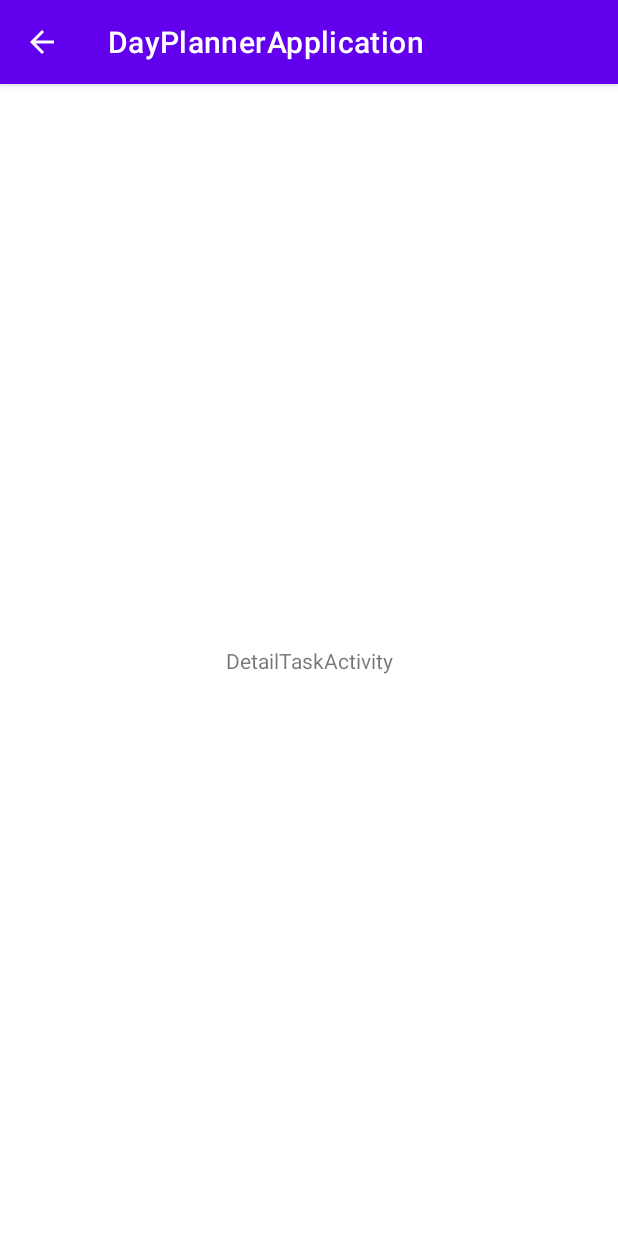
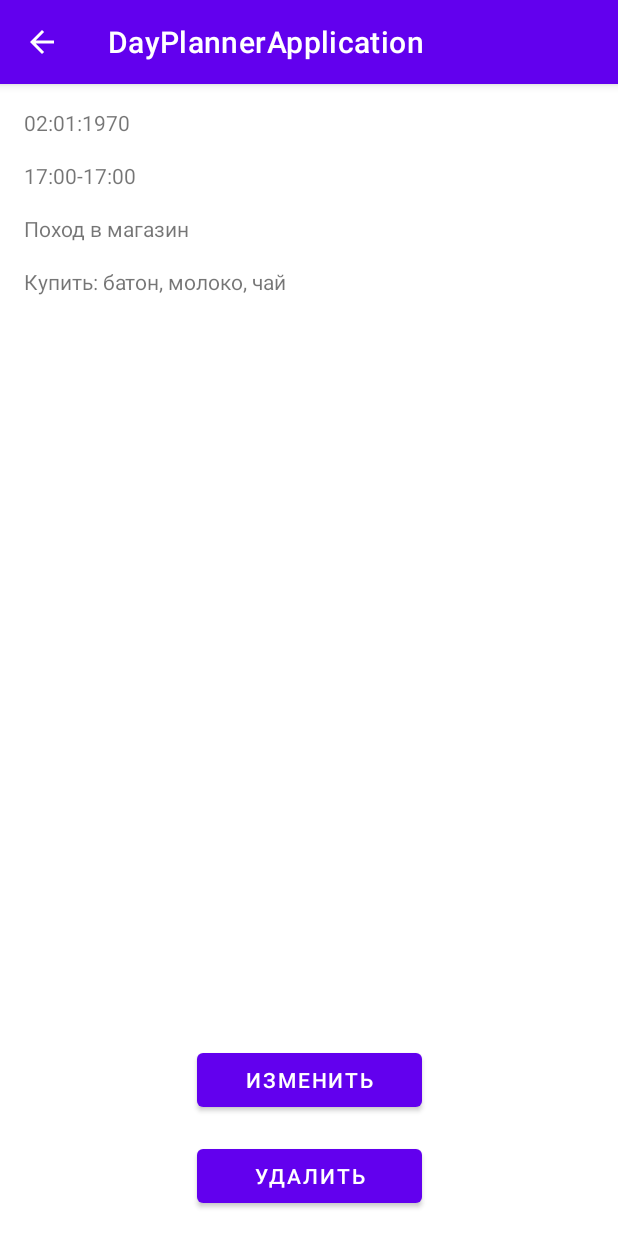
Before and after one commit to AiratY/DayPlannerApplication, an Android app: the screen it shows after launch (DetailTaskActivity), after a tap on an icon or button, on a phone screen of 412 x 824 dp. Run offline under Robolectric (Android 15) with nearby library versions, the phone set to English and light mode, and no system bars.

Commit message:
DetailTaskActivity.kt

```diff
--- a/app/src/main/java/com/example/dayplannerapplication/MainActivity.kt
+++ b/app/src/main/java/com/example/dayplannerapplication/MainActivity.kt
@@ -65,9 +65,9 @@ class MainActivity : AppCompatActivity() {
     fun showMessageNoTask() {
         Toast.makeText(applicationContext, "No tasks", Toast.LENGTH_SHORT).show()
     }
-    fun moveOnDetailTaskActivity(){
+    fun moveOnDetailTaskActivity(taskId: Int) {
         val intent = Intent(this, DetailTaskActivity()::class.java)
-        //intent.putExtra(FLOWER_ID, flower.id)
+        intent.putExtra(TASK_ID, taskId)
         startActivity(intent)
     }
 
--- /dev/null
+++ b/app/src/main/java/com/example/dayplannerapplication/consts.kt
@@ -0,0 +1,5 @@
+package com.example.dayplannerapplication
+
+const val TASK_ID = "task_id"
+const val FORMAT_TIME = "HH:mm"
+const val FORMAT_DATE = "dd:MM:yyyy"
--- a/app/src/main/java/com/example/dayplannerapplication/data/Tasks.kt
+++ b/app/src/main/java/com/example/dayplannerapplication/data/Tasks.kt
@@ -15,7 +15,7 @@ fun tasksList(): List<Task> {
             id = 2,
             dateStart = Timestamp(147600000),
             dateEnd = Timestamp(147600000),
-            name = "Поход в магазин",
+            name = "Занятие спортом",
             description = "Купить: батон, молоко, чай"
         ),
         Task(
@@ -46,5 +46,6 @@ fun tasksList(): List<Task> {
             name = "Поход в магазин",
             description = "Купить: батон, молоко, чай"
         ),
+
     )
 }
--- /dev/null
+++ b/app/src/main/java/com/example/dayplannerapplication/presenter/DetailTaskPresenter.kt
@@ -0,0 +1,51 @@
+package com.example.dayplannerapplication.presenter
+
+import com.example.dayplannerapplication.FORMAT_DATE
+import com.example.dayplannerapplication.FORMAT_TIME
+import com.example.dayplannerapplication.data.DataSource
+import com.example.dayplannerapplication.data.Task
+import com.example.dayplannerapplication.presenter.usecase.ConvertDateToFormat
+import com.example.dayplannerapplication.view.DetailTaskContractView
+import com.example.dayplannerapplication.view.models.descTask
+
+class DetailTaskPresenter {
+    private var view: DetailTaskContractView? = null
+    private val dataSource = DataSource.getDataSource()
+    private var taskId: Int = -1
+
+    fun attachView(contractView: DetailTaskContractView) {
+        view = contractView
+    }
+
+    fun detachView() {
+        view = null
+    }
+
+    fun viewIsReady() {
+        view?.getId()
+    }
+
+    fun change() {
+        view?.moveToEditActivity(taskId)
+    }
+
+    fun delete() {
+        val task: Task? = dataSource.getTaskForId(taskId)
+        task?.let { dataSource.removeTask(it) }
+        view?.moveToMain()
+    }
+
+    fun getId(idTask: Int) {
+        taskId = idTask
+        val task: Task? = dataSource.getTaskForId(idTask)
+        if (task != null) {
+            val timeStart: String = ConvertDateToFormat().execute(task.dateStart, FORMAT_TIME)
+            val timeEnd: String = ConvertDateToFormat().execute(task.dateEnd, FORMAT_TIME)
+            val date: String = ConvertDateToFormat().execute(task.dateEnd, FORMAT_DATE)
+            val descTask = descTask(date = date, time = "$timeStart-$timeEnd", name = task.name, desc = task.description)
+            view?.loudeTask(descTask)
+        } else {
+            view?.moveToMain()
+        }
+    }
+}
--- a/app/src/main/java/com/example/dayplannerapplication/presenter/MainPresenter.kt
+++ b/app/src/main/java/com/example/dayplannerapplication/presenter/MainPresenter.kt
@@ -1,12 +1,8 @@
 package com.example.dayplannerapplication.presenter
 
-import android.content.Context
-import android.widget.Toast
-import androidx.core.content.ContextCompat.startActivity
 import com.example.dayplannerapplication.MainActivity
 import com.example.dayplannerapplication.data.DataSource
 import com.example.dayplannerapplication.data.Task
-import com.example.dayplannerapplication.view.DetailTaskActivity
 
 class MainPresenter {
 
@@ -45,7 +41,7 @@ class MainPresenter {
     }
 
     fun adapterClick(task: Task) {
-        view?.moveOnDetailTaskActivity()
+        view?.moveOnDetailTaskActivity(task.id)
     }
 
     fun calendarClick(year: Int, month: Int, day: Int) {
--- /dev/null
+++ b/app/src/main/java/com/example/dayplannerapplication/presenter/usecase/ConvertDateToFormat.kt
@@ -0,0 +1,13 @@
+package com.example.dayplannerapplication.presenter.usecase
+
+import java.sql.Timestamp
+import java.text.DateFormat
+import java.text.SimpleDateFormat
+import java.util.*
+
+class ConvertDateToFormat {
+    fun execute(time: Timestamp, format: String): String {
+        val dateFormat: DateFormat = SimpleDateFormat(format)
+        return dateFormat.format(Date(time.time))
+    }
+}
--- a/app/src/main/java/com/example/dayplannerapplication/taskList/TasksAdapter.kt
+++ b/app/src/main/java/com/example/dayplannerapplication/taskList/TasksAdapter.kt
@@ -7,10 +7,10 @@ import android.widget.TextView
 import androidx.recyclerview.widget.DiffUtil
 import androidx.recyclerview.widget.ListAdapter
 import androidx.recyclerview.widget.RecyclerView
+import com.example.dayplannerapplication.FORMAT_TIME
 import com.example.dayplannerapplication.R
 import com.example.dayplannerapplication.data.Task
-import java.text.DateFormat
-import java.text.SimpleDateFormat
+import com.example.dayplannerapplication.presenter.usecase.ConvertDateToFormat
 import java.util.*
 
 class TasksAdapter(private val onClick: (Task) -> Unit) :
@@ -33,14 +33,9 @@ class TasksAdapter(private val onClick: (Task) -> Unit) :
 
         fun bind(task: Task) {
             currentTask = task
-
             taskNameTextView.text = task.name
-
-
-            val dateFormat: DateFormat = SimpleDateFormat("HH:mm")
-            val date: Date = Date(task.dateStart.time)
-            taskStartTimeTextView.text = dateFormat.format(date)
-            taskEndTimeTextView.text = dateFormat.format(Date(task.dateEnd.time))
+            taskStartTimeTextView.text = ConvertDateToFormat().execute(task.dateStart, FORMAT_TIME)
+            taskEndTimeTextView.text = ConvertDateToFormat().execute(task.dateEnd, FORMAT_TIME)
         }
     }
 
--- a/app/src/main/java/com/example/dayplannerapplication/view/AddTaskActivity.kt
+++ b/app/src/main/java/com/example/dayplannerapplication/view/AddTaskActivity.kt
@@ -1,7 +1,7 @@
 package com.example.dayplannerapplication.view
 
+import android.os.Bundle
 import androidx.appcompat.app.AppCompatActivity
-import android.os.Bundle
 import com.example.dayplannerapplication.R
 
 class AddTaskActivity : AppCompatActivity() {
--- a/app/src/main/java/com/example/dayplannerapplication/view/DetailTaskActivity.kt
+++ b/app/src/main/java/com/example/dayplannerapplication/view/DetailTaskActivity.kt
@@ -1,17 +1,73 @@
 package com.example.dayplannerapplication.view
 
+import android.content.Intent
+import android.os.Bundle
+import android.widget.Button
+import android.widget.TextView
 import androidx.appcompat.app.AppCompatActivity
-import android.os.Bundle
-import android.view.MenuItem
+import com.example.dayplannerapplication.MainActivity
 import com.example.dayplannerapplication.R
+import com.example.dayplannerapplication.TASK_ID
+import com.example.dayplannerapplication.presenter.DetailTaskPresenter
+import com.example.dayplannerapplication.view.models.descTask
 
-class DetailTaskActivity : AppCompatActivity() {
+class DetailTaskActivity : AppCompatActivity(), DetailTaskContractView {
+
+    private lateinit var dateTextView: TextView
+    private lateinit var timeTextView: TextView
+    private lateinit var nameTextView: TextView
+    private lateinit var descTextView: TextView
+    private lateinit var presenter: DetailTaskPresenter
+
     override fun onCreate(savedInstanceState: Bundle?) {
         super.onCreate(savedInstanceState)
         setContentView(R.layout.activity_detail_task)
+        init()
     }
 
-    override fun onOptionsItemSelected(item: MenuItem): Boolean {
-        return super.onOptionsItemSelected(item)
+    private fun init() {
+        presenter = DetailTaskPresenter()
+        dateTextView = findViewById(R.id.dateTextView)
+        timeTextView = findViewById(R.id.timeTextView)
+        nameTextView = findViewById(R.id.nameTaskTextView)
+        descTextView = findViewById(R.id.descTaskTextView)
+        presenter.attachView(this)
+        presenter.viewIsReady()
+
+        findViewById<Button>(R.id.changeTaskButton).setOnClickListener() {
+            presenter.change()
+        }
+        findViewById<Button>(R.id.deleteTaskButton).setOnClickListener() {
+            presenter.delete()
+        }
+    }
+
+    override fun loudeTask(descTask: descTask) {
+        dateTextView.text = descTask.date
+        timeTextView.text = descTask.time
+        nameTextView.text = descTask.name
+        descTextView.text = descTask.desc
+    }
+
+    override fun onDestroy() {
+        super.onDestroy()
+        presenter.detachView()
+    }
+    override fun getId() {
+        val bundle: Bundle? = intent.extras
+        var idTask: Int
+        if (bundle != null) {
+            idTask = bundle.getInt(TASK_ID)
+            presenter.getId(idTask)
+        }
+    }
+
+    override fun moveToMain() {
+        startActivity(Intent(applicationContext, MainActivity()::class.java))
+    }
+    override fun moveToEditActivity(id: Int) {
+        val intent = Intent(this, AddTaskActivity()::class.java)
+        intent.putExtra(TASK_ID, id)
+        startActivity(intent)
     }
 }
--- /dev/null
+++ b/app/src/main/java/com/example/dayplannerapplication/view/DetailTaskContractView.kt
@@ -0,0 +1,10 @@
+package com.example.dayplannerapplication.view
+
+import com.example.dayplannerapplication.view.models.descTask
+
+interface DetailTaskContractView {
+    fun loudeTask(descTask: descTask)
+    fun getId()
+    fun moveToMain()
+    fun moveToEditActivity(id: Int)
+}
--- /dev/null
+++ b/app/src/main/java/com/example/dayplannerapplication/view/models/descTask.kt
@@ -0,0 +1,3 @@
+package com.example.dayplannerapplication.view.models
+
+class descTask(val date: String, val time: String, val name: String, val desc: String)
--- a/app/src/main/res/layout/activity_detail_task.xml
+++ b/app/src/main/res/layout/activity_detail_task.xml
@@ -7,12 +7,51 @@
     tools:context=".view.DetailTaskActivity">
 
     <TextView
-        android:id="@+id/textView2"
-        android:layout_width="wrap_content"
+        android:id="@+id/dateTextView"
+        android:layout_width="match_parent"
         android:layout_height="wrap_content"
-        android:text="DetailTaskActivity"
+        android:text="@string/task_date_content_default"
+        android:layout_margin="@dimen/text_view_margin"
+        app:layout_constraintBottom_toTopOf="@id/timeTextView"
+        app:layout_constraintTop_toTopOf="parent" />
+    <TextView
+        android:id="@+id/timeTextView"
+        android:layout_width="match_parent"
+        android:layout_height="wrap_content"
+        android:text="@string/task_time_content_default"
+        android:layout_margin="@dimen/text_view_margin"
+        app:layout_constraintTop_toBottomOf="@id/dateTextView" />
+    <TextView
+        android:id="@+id/nameTaskTextView"
+        android:layout_width="match_parent"
+        android:layout_height="wrap_content"
+        android:text="@string/task_name_content_default"
+        android:layout_margin="@dimen/text_view_margin"
+        app:layout_constraintTop_toBottomOf="@id/timeTextView" />
+    <TextView
+        android:id="@+id/descTaskTextView"
+        android:layout_width="match_parent"
+        android:layout_height="wrap_content"
+        android:text="@string/task_desc_content_default"
+        android:layout_margin="@dimen/text_view_margin"
+        app:layout_constraintTop_toBottomOf="@id/nameTaskTextView" />
+
+    <Button
+        android:id="@+id/changeTaskButton"
+        android:layout_width="@dimen/button_weight"
+        android:layout_height="wrap_content"
+        android:text="@string/text_button_change"
+        android:layout_margin="@dimen/button_margin"
+        app:layout_constraintBottom_toTopOf="@id/deleteTaskButton"
+        app:layout_constraintEnd_toEndOf="parent"
+        app:layout_constraintStart_toStartOf="parent" />
+    <Button
+        android:id="@+id/deleteTaskButton"
+        android:layout_width="@dimen/button_weight"
+        android:layout_height="wrap_content"
+        android:text="@string/text_button_delete"
+        android:layout_margin="@dimen/button_margin"
         app:layout_constraintBottom_toBottomOf="parent"
         app:layout_constraintEnd_toEndOf="parent"
-        app:layout_constraintStart_toStartOf="parent"
-        app:layout_constraintTop_toTopOf="parent" />
+        app:layout_constraintStart_toStartOf="parent" />
 </androidx.constraintlayout.widget.ConstraintLayout>
--- a/app/src/main/res/values/dimens.xml
+++ b/app/src/main/res/values/dimens.xml
@@ -1,3 +1,10 @@
 <resources>
     <dimen name="fab_margin">16dp</dimen>
+    <dimen name="edit_text_margin">16dp</dimen>
+    <dimen name="button_margin">16dp</dimen>
+    <dimen name="text_view_margin">16dp</dimen>
+
+    <dimen name="text_size">16dp</dimen>
+
+    <dimen name="button_weight">150dp</dimen>
 </resources>
--- a/app/src/main/res/values/strings.xml
+++ b/app/src/main/res/values/strings.xml
@@ -3,8 +3,21 @@
 
     <string name="task_start_time_content_default">14:00</string>
     <string name="task_end_time_content_default">15:00</string>
+    <string name="task_date_content_default">01.01.2021</string>
+    <string name="task_time_content_default">14:00-15:00</string>
     <string name="task_name_content_default">Поход в магазин</string>
+    <string name="task_desc_content_default">Купить: Батон, Хлеб, Молоко</string>
+
     <string name="title_activity_add_task">AddTaskActivity</string>
 
     <string name="fab_content_description">fab</string>
+
+    <string name="tittle_name_task">Название</string>
+    <string name="tittle_description_task">Описание</string>
+    <string name="text_button_save">Сохранить</string>
+    <string name="text_button_change">Изменить</string>
+    <string name="text_button_delete">Удалить</string>
+    <string name="key_name_task">nameTask</string>
+    <string name="key_description_task">descTask</string>
+
 </resources>
```
Also changed, not shown: app/src/main/res/layout/activity_add_task.xml (+28 -5 lines).
